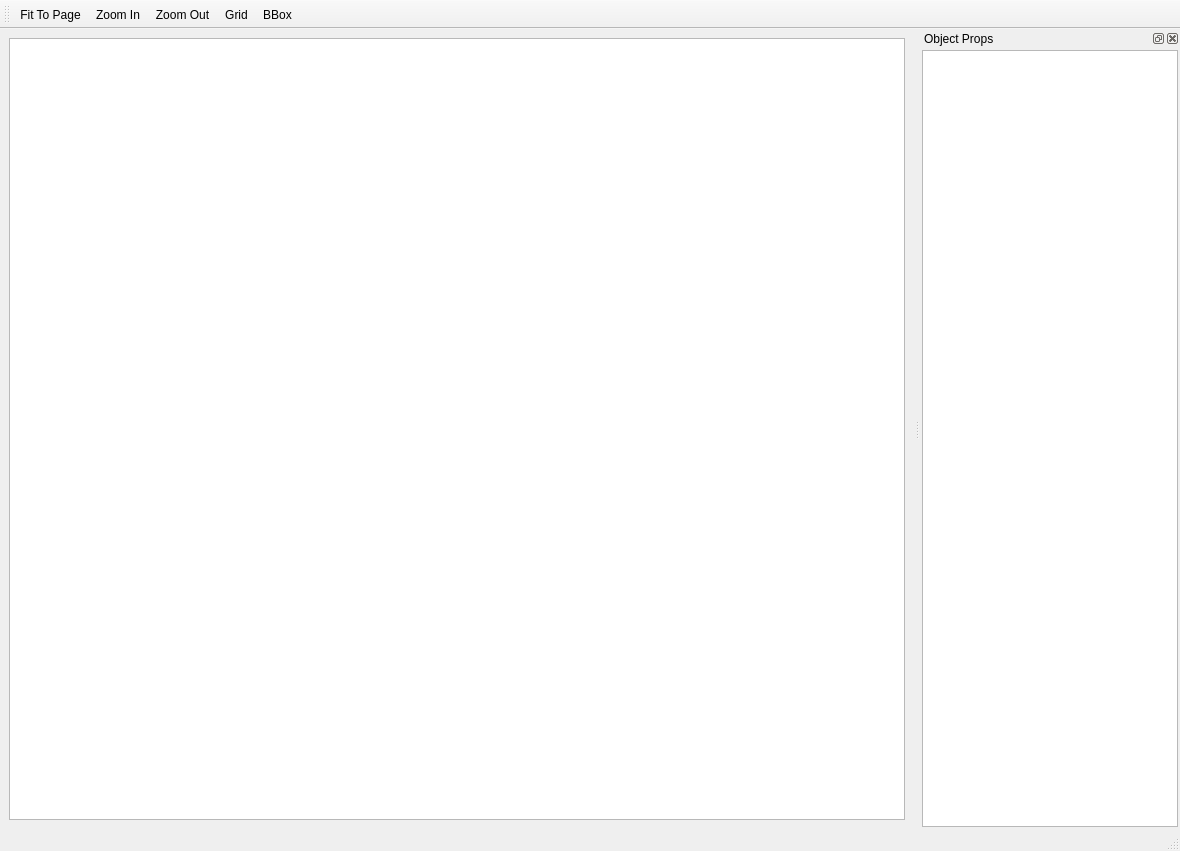
Before: the Qt Designer form mainwindow.ui in break11/AutoStorage, drawn with Qt 5.
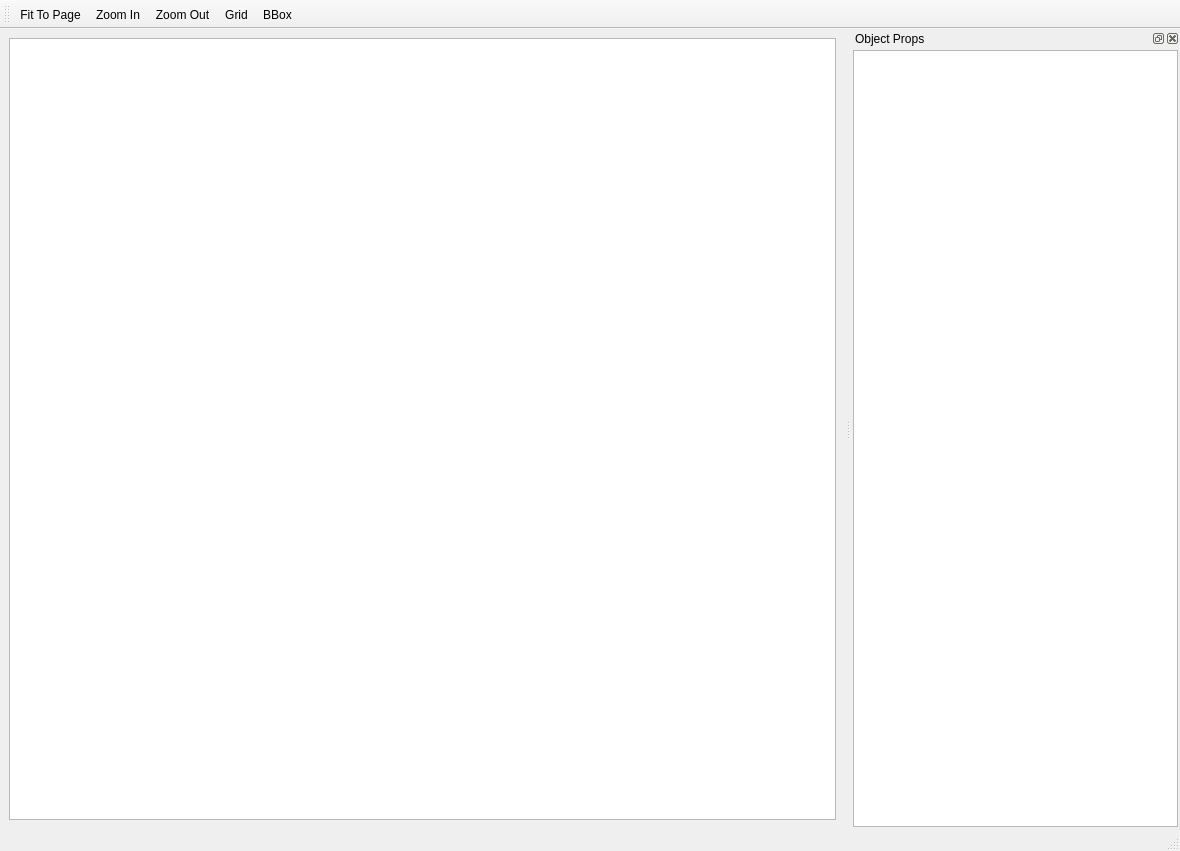
After: the same form once the commit is applied. Icons and pictures are not drawn.

```diff
--- a/mainwindow.ui
+++ b/mainwindow.ui
@@ -104,6 +104,12 @@
      </property>
      <item>
       <widget class="QTableView" name="tvObjectProps">
+       <property name="minimumSize">
+        <size>
+         <width>325</width>
+         <height>0</height>
+        </size>
+       </property>
        <property name="styleSheet">
         <string notr="true">QTableView::item:focus
 {
```
